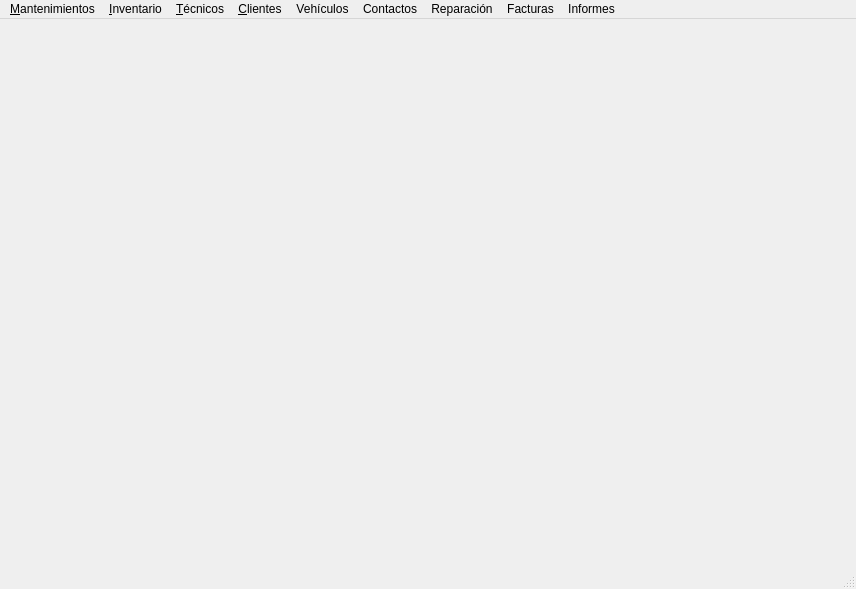
eduardouio/gelvsrm, file aplicacion/plantillas/main_window.ui: the form before one commit.
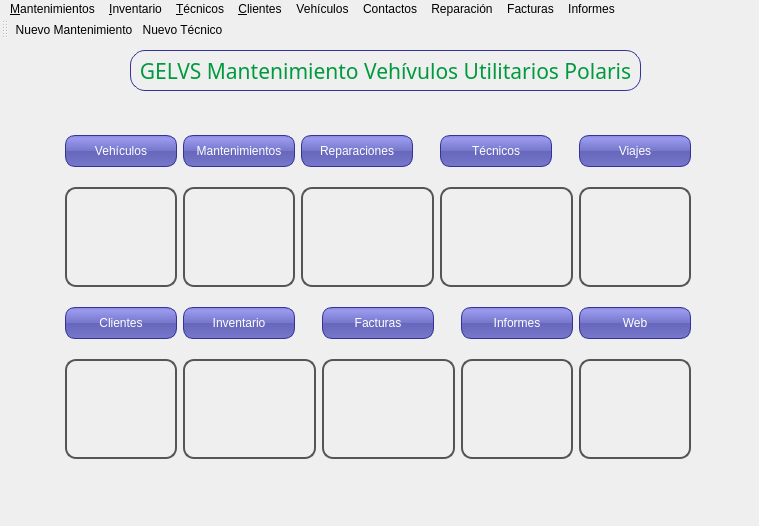
The form after the commit. Icons and pictures are not drawn.

```diff
--- a/aplicacion/plantillas/main_window.ui
+++ b/aplicacion/plantillas/main_window.ui
@@ -1,25 +1,1065 @@
 <?xml version="1.0" encoding="UTF-8"?>
 <ui version="4.0">
- <class>MainWindow</class>
- <widget class="QMainWindow" name="MainWindow">
+ <class>frm_Main</class>
+ <widget class="QMainWindow" name="frm_Main">
+  <property name="windowModality">
+   <enum>Qt::ApplicationModal</enum>
+  </property>
   <property name="geometry">
    <rect>
     <x>0</x>
     <y>0</y>
-    <width>856</width>
-    <height>589</height>
+    <width>759</width>
+    <height>526</height>
    </rect>
   </property>
+  <property name="contextMenuPolicy">
+   <enum>Qt::DefaultContextMenu</enum>
+  </property>
   <property name="windowTitle">
-   <string>MainWindow</string>
+   <string>Mantenimientos Polaris</string>
   </property>
-  <widget class="QWidget" name="centralwidget"/>
+  <property name="windowIcon">
+   <iconset resource="polaris.qrc">
+    <normaloff>:/Icons/icons/amarok.png</normaloff>:/Icons/icons/amarok.png</iconset>
+  </property>
+  <property name="toolTip">
+   <string>&lt;html&gt;&lt;head/&gt;&lt;body&gt;&lt;p&gt;&lt;span style=&quot; font-size:10pt; color:#ffffff;&quot;&gt;Bienvenido al Panel de control de GELVS sistema integrado de control de mantenimiento y reparacion de vehículos utilitarios Polaris Ranger 800&lt;/span&gt;&lt;/p&gt;&lt;/body&gt;&lt;/html&gt;</string>
+  </property>
+  <property name="styleSheet">
+   <string notr="true">border: none;
+background: qlineargradient(x1: 0, y1: 0, x2: 0, y2: 3,
+stop: 0 #a6a6a6, stop: 0.08 #7f7f7f,
+stop: 0.39999 #717171, stop: 0.4 #626262,
+stop: 0.9 #4c4c4c, stop: 1 #333333);</string>
+  </property>
+  <property name="dockNestingEnabled">
+   <bool>false</bool>
+  </property>
+  <widget class="QWidget" name="centralwidget">
+   <widget class="QLabel" name="label_9">
+    <property name="geometry">
+     <rect>
+      <x>130</x>
+      <y>10</y>
+      <width>511</width>
+      <height>41</height>
+     </rect>
+    </property>
+    <property name="maximumSize">
+     <size>
+      <width>16777215</width>
+      <height>60</height>
+     </size>
+    </property>
+    <property name="font">
+     <font>
+      <family>Abyssinica SIL</family>
+      <pointsize>16</pointsize>
+     </font>
+    </property>
+    <property name="styleSheet">
+     <string notr="true">QLabel{
+color: #009a3e;
+background: qradialgradient(cx: 0.3, cy: -0.1,
+fx: 0.3, fy: -0.4,
+radius: 1.35, stop: 0 #fff, stop: 1 #bbb);
+border-width: 1px;
+border-color: #339;
+border-style: solid;
+border-radius: 15;
+padding: 0px;
+}
+
+QLabel:hover {
+color: #e30;
+background: qradialgradient(cx: 0.3, cy: -0.4,
+fx: 0.3, fy: -0.4,
+radius: 1.35, stop: 0 #fff, stop: 1 #bbb);
+border-width: 1px;
+border-color: #339;
+border-style: solid;
+border-radius: 10;
+padding: 0px;
+}
+</string>
+    </property>
+    <property name="text">
+     <string>GELVS Mantenimiento Vehívulos Utilitarios Polaris</string>
+    </property>
+    <property name="alignment">
+     <set>Qt::AlignCenter</set>
+    </property>
+   </widget>
+   <widget class="QWidget" name="layoutWidget">
+    <property name="geometry">
+     <rect>
+      <x>65</x>
+      <y>81</y>
+      <width>626</width>
+      <height>352</height>
+     </rect>
+    </property>
+    <layout class="QGridLayout" name="gridLayout">
+     <item row="0" column="0">
+      <widget class="QLabel" name="label">
+       <property name="minimumSize">
+        <size>
+         <width>112</width>
+         <height>32</height>
+        </size>
+       </property>
+       <property name="styleSheet">
+        <string notr="true">QLabel{
+color: white;
+background-color: QLinearGradient( x1: 0, y1: 0, x2: 0, y2: 1, stop: 0 #88d, stop: 0.1 #99e, stop: 0.49 #77c, stop: 0.5 #66b, stop: 1 #77c);
+border-width: 1px;
+border-color: #339;
+border-style: solid;
+border-radius: 10;
+padding: 0px;
+font-size: 12px;
+padding-left: 5px;
+padding-right: 5px;
+min-width: 100px;
+max-width: 100px;
+min-height: 30px;
+max-height: 30px;
+}
+
+QLabel:hover {
+color: #99d;
+background: qradialgradient(cx: 0.3, cy: -0.4,
+fx: 0.3, fy: -0.4,
+radius: 1.35, stop: 0 #fff, stop: 1 #bbb);
+}
+</string>
+       </property>
+       <property name="frameShadow">
+        <enum>QFrame::Plain</enum>
+       </property>
+       <property name="text">
+        <string>Vehículos</string>
+       </property>
+       <property name="textFormat">
+        <enum>Qt::AutoText</enum>
+       </property>
+       <property name="alignment">
+        <set>Qt::AlignCenter</set>
+       </property>
+      </widget>
+     </item>
+     <item row="0" column="1">
+      <widget class="QLabel" name="label_4">
+       <property name="minimumSize">
+        <size>
+         <width>112</width>
+         <height>32</height>
+        </size>
+       </property>
+       <property name="styleSheet">
+        <string notr="true">QLabel{
+color: white;
+background-color: QLinearGradient( x1: 0, y1: 0, x2: 0, y2: 1, stop: 0 #88d, stop: 0.1 #99e, stop: 0.49 #77c, stop: 0.5 #66b, stop: 1 #77c);
+border-width: 1px;
+border-color: #339;
+border-style: solid;
+border-radius: 10;
+padding: 0px;
+font-size: 12px;
+padding-left: 5px;
+padding-right: 5px;
+min-width: 100px;
+max-width: 100px;
+min-height: 30px;
+max-height: 30px;
+}
+
+QLabel:hover {
+color: #99d;
+background: qradialgradient(cx: 0.3, cy: -0.4,
+fx: 0.3, fy: -0.4,
+radius: 1.35, stop: 0 #fff, stop: 1 #bbb);
+}
+</string>
+       </property>
+       <property name="frameShadow">
+        <enum>QFrame::Plain</enum>
+       </property>
+       <property name="text">
+        <string>Mantenimientos</string>
+       </property>
+       <property name="textFormat">
+        <enum>Qt::AutoText</enum>
+       </property>
+       <property name="alignment">
+        <set>Qt::AlignCenter</set>
+       </property>
+      </widget>
+     </item>
+     <item row="0" column="2" colspan="2">
+      <widget class="QLabel" name="label_3">
+       <property name="minimumSize">
+        <size>
+         <width>112</width>
+         <height>32</height>
+        </size>
+       </property>
+       <property name="styleSheet">
+        <string notr="true">QLabel{
+color: white;
+background-color: QLinearGradient( x1: 0, y1: 0, x2: 0, y2: 1, stop: 0 #88d, stop: 0.1 #99e, stop: 0.49 #77c, stop: 0.5 #66b, stop: 1 #77c);
+border-width: 1px;
+border-color: #339;
+border-style: solid;
+border-radius: 10;
+padding: 0px;
+font-size: 12px;
+padding-left: 5px;
+padding-right: 5px;
+min-width: 100px;
+max-width: 100px;
+min-height: 30px;
+max-height: 30px;
+}
+
+QLabel:hover {
+color: #99d;
+background: qradialgradient(cx: 0.3, cy: -0.4,
+fx: 0.3, fy: -0.4,
+radius: 1.35, stop: 0 #fff, stop: 1 #bbb);
+}
+</string>
+       </property>
+       <property name="frameShadow">
+        <enum>QFrame::Plain</enum>
+       </property>
+       <property name="text">
+        <string>Reparaciones</string>
+       </property>
+       <property name="textFormat">
+        <enum>Qt::AutoText</enum>
+       </property>
+       <property name="alignment">
+        <set>Qt::AlignCenter</set>
+       </property>
+      </widget>
+     </item>
+     <item row="0" column="4" colspan="2">
+      <widget class="QLabel" name="label_2">
+       <property name="minimumSize">
+        <size>
+         <width>112</width>
+         <height>32</height>
+        </size>
+       </property>
+       <property name="styleSheet">
+        <string notr="true">QLabel{
+color: white;
+background-color: QLinearGradient( x1: 0, y1: 0, x2: 0, y2: 1, stop: 0 #88d, stop: 0.1 #99e, stop: 0.49 #77c, stop: 0.5 #66b, stop: 1 #77c);
+border-width: 1px;
+border-color: #339;
+border-style: solid;
+border-radius: 10;
+padding: 0px;
+font-size: 12px;
+padding-left: 5px;
+padding-right: 5px;
+min-width: 100px;
+max-width: 100px;
+min-height: 30px;
+max-height: 30px;
+}
+
+QLabel:hover {
+color: #99d;
+background: qradialgradient(cx: 0.3, cy: -0.4,
+fx: 0.3, fy: -0.4,
+radius: 1.35, stop: 0 #fff, stop: 1 #bbb);
+}
+</string>
+       </property>
+       <property name="frameShadow">
+        <enum>QFrame::Plain</enum>
+       </property>
+       <property name="text">
+        <string>Técnicos</string>
+       </property>
+       <property name="textFormat">
+        <enum>Qt::AutoText</enum>
+       </property>
+       <property name="alignment">
+        <set>Qt::AlignCenter</set>
+       </property>
+      </widget>
+     </item>
+     <item row="0" column="6">
+      <widget class="QLabel" name="label_10">
+       <property name="minimumSize">
+        <size>
+         <width>112</width>
+         <height>32</height>
+        </size>
+       </property>
+       <property name="styleSheet">
+        <string notr="true">QLabel{
+color: white;
+background-color: QLinearGradient( x1: 0, y1: 0, x2: 0, y2: 1, stop: 0 #88d, stop: 0.1 #99e, stop: 0.49 #77c, stop: 0.5 #66b, stop: 1 #77c);
+border-width: 1px;
+border-color: #339;
+border-style: solid;
+border-radius: 10;
+padding: 0px;
+font-size: 12px;
+padding-left: 5px;
+padding-right: 5px;
+min-width: 100px;
+max-width: 100px;
+min-height: 30px;
+max-height: 30px;
+}
+
+QLabel:hover {
+color: #99d;
+background: qradialgradient(cx: 0.3, cy: -0.4,
+fx: 0.3, fy: -0.4,
+radius: 1.35, stop: 0 #fff, stop: 1 #bbb);
+}
+</string>
+       </property>
+       <property name="frameShadow">
+        <enum>QFrame::Plain</enum>
+       </property>
+       <property name="text">
+        <string>Viajes</string>
+       </property>
+       <property name="textFormat">
+        <enum>Qt::AutoText</enum>
+       </property>
+       <property name="alignment">
+        <set>Qt::AlignCenter</set>
+       </property>
+      </widget>
+     </item>
+     <item row="1" column="0">
+      <widget class="QPushButton" name="btn_vehiculos">
+       <property name="minimumSize">
+        <size>
+         <width>94</width>
+         <height>100</height>
+        </size>
+       </property>
+       <property name="styleSheet">
+        <string notr="true">QPushButton {
+color: #333;
+border: 2px solid #555;
+border-radius: 11px;
+padding: 5px;
+background: qradialgradient(cx: 0.3, cy: -0.4,
+fx: 0.3, fy: -0.4,
+radius: 1.35, stop: 0 #fff, stop: 1 #888);
+min-width: 80px;
+}
+
+QPushButton:hover {
+background: qradialgradient(cx: 0.3, cy: -0.4,
+fx: 0.3, fy: -0.4,
+radius: 1.35, stop: 0 #fff, stop: 1 #bbb);
+}
+
+QPushButton:pressed {
+background: qradialgradient(cx: 0.4, cy: -0.1,
+fx: 0.4, fy: -0.1,
+radius: 1.35, stop: 0 #fff, stop: 1 #ddd);
+}</string>
+       </property>
+       <property name="text">
+        <string/>
+       </property>
+       <property name="icon">
+        <iconset resource="polaris.qrc">
+         <normaloff>:/Icons/icons/polaris.png</normaloff>:/Icons/icons/polaris.png</iconset>
+       </property>
+       <property name="iconSize">
+        <size>
+         <width>100</width>
+         <height>100</height>
+        </size>
+       </property>
+      </widget>
+     </item>
+     <item row="1" column="1">
+      <widget class="QPushButton" name="btn_mantenimientos">
+       <property name="minimumSize">
+        <size>
+         <width>94</width>
+         <height>100</height>
+        </size>
+       </property>
+       <property name="styleSheet">
+        <string notr="true">QPushButton {
+color: #333;
+border: 2px solid #555;
+border-radius: 11px;
+padding: 5px;
+background: qradialgradient(cx: 0.3, cy: -0.4,
+fx: 0.3, fy: -0.4,
+radius: 1.35, stop: 0 #fff, stop: 1 #888);
+min-width: 80px;
+}
+
+QPushButton:hover {
+background: qradialgradient(cx: 0.3, cy: -0.4,
+fx: 0.3, fy: -0.4,
+radius: 1.35, stop: 0 #fff, stop: 1 #bbb);
+}
+
+QPushButton:pressed {
+background: qradialgradient(cx: 0.4, cy: -0.1,
+fx: 0.4, fy: -0.1,
+radius: 1.35, stop: 0 #fff, stop: 1 #ddd);
+}</string>
+       </property>
+       <property name="text">
+        <string/>
+       </property>
+       <property name="icon">
+        <iconset resource="polaris.qrc">
+         <normaloff>:/Icons/icons/aceite.png</normaloff>:/Icons/icons/aceite.png</iconset>
+       </property>
+       <property name="iconSize">
+        <size>
+         <width>100</width>
+         <height>100</height>
+        </size>
+       </property>
+      </widget>
+     </item>
+     <item row="1" column="2" colspan="2">
+      <widget class="QPushButton" name="btn_reparaciones">
+       <property name="minimumSize">
+        <size>
+         <width>94</width>
+         <height>100</height>
+        </size>
+       </property>
+       <property name="styleSheet">
+        <string notr="true">QPushButton {
+color: #333;
+border: 2px solid #555;
+border-radius: 11px;
+padding: 5px;
+background: qradialgradient(cx: 0.3, cy: -0.4,
+fx: 0.3, fy: -0.4,
+radius: 1.35, stop: 0 #fff, stop: 1 #888);
+min-width: 80px;
+}
+
+QPushButton:hover {
+background: qradialgradient(cx: 0.3, cy: -0.4,
+fx: 0.3, fy: -0.4,
+radius: 1.35, stop: 0 #fff, stop: 1 #bbb);
+}
+
+QPushButton:pressed {
+background: qradialgradient(cx: 0.4, cy: -0.1,
+fx: 0.4, fy: -0.1,
+radius: 1.35, stop: 0 #fff, stop: 1 #ddd);
+}</string>
+       </property>
+       <property name="text">
+        <string/>
+       </property>
+       <property name="icon">
+        <iconset resource="polaris.qrc">
+         <normaloff>:/Icons/icons/configure.png</normaloff>:/Icons/icons/configure.png</iconset>
+       </property>
+       <property name="iconSize">
+        <size>
+         <width>100</width>
+         <height>100</height>
+        </size>
+       </property>
+      </widget>
+     </item>
+     <item row="1" column="4" colspan="2">
+      <widget class="QPushButton" name="btn_tecnicos">
+       <property name="minimumSize">
+        <size>
+         <width>94</width>
+         <height>100</height>
+        </size>
+       </property>
+       <property name="styleSheet">
+        <string notr="true">QPushButton {
+color: #333;
+border: 2px solid #555;
+border-radius: 11px;
+padding: 5px;
+background: qradialgradient(cx: 0.3, cy: -0.4,
+fx: 0.3, fy: -0.4,
+radius: 1.35, stop: 0 #fff, stop: 1 #888);
+min-width: 80px;
+}
+
+QPushButton:hover {
+background: qradialgradient(cx: 0.3, cy: -0.4,
+fx: 0.3, fy: -0.4,
+radius: 1.35, stop: 0 #fff, stop: 1 #bbb);
+}
+
+QPushButton:pressed {
+background: qradialgradient(cx: 0.4, cy: -0.1,
+fx: 0.4, fy: -0.1,
+radius: 1.35, stop: 0 #fff, stop: 1 #ddd);
+}</string>
+       </property>
+       <property name="text">
+        <string/>
+       </property>
+       <property name="icon">
+        <iconset resource="polaris.qrc">
+         <normaloff>:/Icons/icons/applications_engineering.png</normaloff>:/Icons/icons/applications_engineering.png</iconset>
+       </property>
+       <property name="iconSize">
+        <size>
+         <width>100</width>
+         <height>100</height>
+        </size>
+       </property>
+      </widget>
+     </item>
+     <item row="1" column="6">
+      <widget class="QPushButton" name="btn_viajes">
+       <property name="minimumSize">
+        <size>
+         <width>94</width>
+         <height>100</height>
+        </size>
+       </property>
+       <property name="styleSheet">
+        <string notr="true">QPushButton {
+color: #333;
+border: 2px solid #555;
+border-radius: 11px;
+padding: 5px;
+background: qradialgradient(cx: 0.3, cy: -0.4,
+fx: 0.3, fy: -0.4,
+radius: 1.35, stop: 0 #fff, stop: 1 #888);
+min-width: 80px;
+}
+
+QPushButton:hover {
+background: qradialgradient(cx: 0.3, cy: -0.4,
+fx: 0.3, fy: -0.4,
+radius: 1.35, stop: 0 #fff, stop: 1 #bbb);
+}
+
+QPushButton:pressed {
+background: qradialgradient(cx: 0.4, cy: -0.1,
+fx: 0.4, fy: -0.1,
+radius: 1.35, stop: 0 #fff, stop: 1 #ddd);
+}</string>
+       </property>
+       <property name="text">
+        <string/>
+       </property>
+       <property name="icon">
+        <iconset resource="polaris.qrc">
+         <normaloff>:/Icons/icons/kgeography.png</normaloff>:/Icons/icons/kgeography.png</iconset>
+       </property>
+       <property name="iconSize">
+        <size>
+         <width>100</width>
+         <height>100</height>
+        </size>
+       </property>
+      </widget>
+     </item>
+     <item row="2" column="0">
+      <widget class="QLabel" name="label_5">
+       <property name="minimumSize">
+        <size>
+         <width>112</width>
+         <height>32</height>
+        </size>
+       </property>
+       <property name="styleSheet">
+        <string notr="true">QLabel{
+color: white;
+background-color: QLinearGradient( x1: 0, y1: 0, x2: 0, y2: 1, stop: 0 #88d, stop: 0.1 #99e, stop: 0.49 #77c, stop: 0.5 #66b, stop: 1 #77c);
+border-width: 1px;
+border-color: #339;
+border-style: solid;
+border-radius: 10;
+padding: 0px;
+font-size: 12px;
+padding-left: 5px;
+padding-right: 5px;
+min-width: 100px;
+max-width: 100px;
+min-height: 30px;
+max-height: 30px;
+}
+
+QLabel:hover {
+color: #99d;
+background: qradialgradient(cx: 0.3, cy: -0.4,
+fx: 0.3, fy: -0.4,
+radius: 1.35, stop: 0 #fff, stop: 1 #bbb);
+}
+</string>
+       </property>
+       <property name="frameShadow">
+        <enum>QFrame::Plain</enum>
+       </property>
+       <property name="text">
+        <string>Clientes</string>
+       </property>
+       <property name="textFormat">
+        <enum>Qt::AutoText</enum>
+       </property>
+       <property name="alignment">
+        <set>Qt::AlignCenter</set>
+       </property>
+      </widget>
+     </item>
+     <item row="2" column="1">
+      <widget class="QLabel" name="label_6">
+       <property name="minimumSize">
+        <size>
+         <width>112</width>
+         <height>32</height>
+        </size>
+       </property>
+       <property name="styleSheet">
+        <string notr="true">QLabel{
+color: white;
+background-color: QLinearGradient( x1: 0, y1: 0, x2: 0, y2: 1, stop: 0 #88d, stop: 0.1 #99e, stop: 0.49 #77c, stop: 0.5 #66b, stop: 1 #77c);
+border-width: 1px;
+border-color: #339;
+border-style: solid;
+border-radius: 10;
+padding: 0px;
+font-size: 12px;
+padding-left: 5px;
+padding-right: 5px;
+min-width: 100px;
+max-width: 100px;
+min-height: 30px;
+max-height: 30px;
+}
+
+QLabel:hover {
+color: #99d;
+background: qradialgradient(cx: 0.3, cy: -0.4,
+fx: 0.3, fy: -0.4,
+radius: 1.35, stop: 0 #fff, stop: 1 #bbb);
+}
+</string>
+       </property>
+       <property name="frameShadow">
+        <enum>QFrame::Plain</enum>
+       </property>
+       <property name="text">
+        <string>Inventario</string>
+       </property>
+       <property name="textFormat">
+        <enum>Qt::AutoText</enum>
+       </property>
+       <property name="alignment">
+        <set>Qt::AlignCenter</set>
+       </property>
+      </widget>
+     </item>
+     <item row="2" column="3">
+      <widget class="QLabel" name="label_7">
+       <property name="minimumSize">
+        <size>
+         <width>112</width>
+         <height>32</height>
+        </size>
+       </property>
+       <property name="styleSheet">
+        <string notr="true">QLabel{
+color: white;
+background-color: QLinearGradient( x1: 0, y1: 0, x2: 0, y2: 1, stop: 0 #88d, stop: 0.1 #99e, stop: 0.49 #77c, stop: 0.5 #66b, stop: 1 #77c);
+border-width: 1px;
+border-color: #339;
+border-style: solid;
+border-radius: 10;
+padding: 0px;
+font-size: 12px;
+padding-left: 5px;
+padding-right: 5px;
+min-width: 100px;
+max-width: 100px;
+min-height: 30px;
+max-height: 30px;
+}
+
+QLabel:hover {
+color: #99d;
+background: qradialgradient(cx: 0.3, cy: -0.4,
+fx: 0.3, fy: -0.4,
+radius: 1.35, stop: 0 #fff, stop: 1 #bbb);
+}
+</string>
+       </property>
+       <property name="frameShadow">
+        <enum>QFrame::Plain</enum>
+       </property>
+       <property name="text">
+        <string>Facturas</string>
+       </property>
+       <property name="textFormat">
+        <enum>Qt::AutoText</enum>
+       </property>
+       <property name="alignment">
+        <set>Qt::AlignCenter</set>
+       </property>
+      </widget>
+     </item>
+     <item row="2" column="5">
+      <widget class="QLabel" name="label_8">
+       <property name="minimumSize">
+        <size>
+         <width>112</width>
+         <height>32</height>
+        </size>
+       </property>
+       <property name="styleSheet">
+        <string notr="true">QLabel{
+color: white;
+background-color: QLinearGradient( x1: 0, y1: 0, x2: 0, y2: 1, stop: 0 #88d, stop: 0.1 #99e, stop: 0.49 #77c, stop: 0.5 #66b, stop: 1 #77c);
+border-width: 1px;
+border-color: #339;
+border-style: solid;
+border-radius: 10;
+padding: 0px;
+font-size: 12px;
+padding-left: 5px;
+padding-right: 5px;
+min-width: 100px;
+max-width: 100px;
+min-height: 30px;
+max-height: 30px;
+}
+
+QLabel:hover {
+color: #99d;
+background: qradialgradient(cx: 0.3, cy: -0.4,
+fx: 0.3, fy: -0.4,
+radius: 1.35, stop: 0 #fff, stop: 1 #bbb);
+}
+</string>
+       </property>
+       <property name="frameShadow">
+        <enum>QFrame::Plain</enum>
+       </property>
+       <property name="text">
+        <string>Informes</string>
+       </property>
+       <property name="textFormat">
+        <enum>Qt::AutoText</enum>
+       </property>
+       <property name="alignment">
+        <set>Qt::AlignCenter</set>
+       </property>
+      </widget>
+     </item>
+     <item row="3" column="0">
+      <widget class="QPushButton" name="btn_clientes">
+       <property name="minimumSize">
+        <size>
+         <width>94</width>
+         <height>100</height>
+        </size>
+       </property>
+       <property name="styleSheet">
+        <string notr="true">QPushButton {
+color: #333;
+border: 2px solid #555;
+border-radius: 11px;
+padding: 5px;
+background: qradialgradient(cx: 0.3, cy: -0.4,
+fx: 0.3, fy: -0.4,
+radius: 1.35, stop: 0 #fff, stop: 1 #888);
+min-width: 80px;
+}
+
+QPushButton:hover {
+background: qradialgradient(cx: 0.3, cy: -0.4,
+fx: 0.3, fy: -0.4,
+radius: 1.35, stop: 0 #fff, stop: 1 #bbb);
+}
+
+QPushButton:pressed {
+background: qradialgradient(cx: 0.4, cy: -0.1,
+fx: 0.4, fy: -0.1,
+radius: 1.35, stop: 0 #fff, stop: 1 #ddd);
+}</string>
+       </property>
+       <property name="text">
+        <string/>
+       </property>
+       <property name="icon">
+        <iconset resource="polaris.qrc">
+         <normaloff>:/Icons/icons/kdmconfig.png</normaloff>:/Icons/icons/kdmconfig.png</iconset>
+       </property>
+       <property name="iconSize">
+        <size>
+         <width>100</width>
+         <height>100</height>
+        </size>
+       </property>
+      </widget>
+     </item>
+     <item row="3" column="1" colspan="2">
+      <widget class="QPushButton" name="btn_invemtario">
+       <property name="minimumSize">
+        <size>
+         <width>94</width>
+         <height>100</height>
+        </size>
+       </property>
+       <property name="styleSheet">
+        <string notr="true">QPushButton {
+color: #333;
+border: 2px solid #555;
+border-radius: 11px;
+padding: 5px;
+background: qradialgradient(cx: 0.3, cy: -0.4,
+fx: 0.3, fy: -0.4,
+radius: 1.35, stop: 0 #fff, stop: 1 #888);
+min-width: 80px;
+}
+
+QPushButton:hover {
+background: qradialgradient(cx: 0.3, cy: -0.4,
+fx: 0.3, fy: -0.4,
+radius: 1.35, stop: 0 #fff, stop: 1 #bbb);
+}
+
+QPushButton:pressed {
+background: qradialgradient(cx: 0.4, cy: -0.1,
+fx: 0.4, fy: -0.1,
+radius: 1.35, stop: 0 #fff, stop: 1 #ddd);
+}</string>
+       </property>
+       <property name="text">
+        <string/>
+       </property>
+       <property name="icon">
+        <iconset resource="polaris.qrc">
+         <normaloff>:/Icons/icons/view_pim_tasks.png</normaloff>:/Icons/icons/view_pim_tasks.png</iconset>
+       </property>
+       <property name="iconSize">
+        <size>
+         <width>110</width>
+         <height>100</height>
+        </size>
+       </property>
+      </widget>
+     </item>
+     <item row="3" column="3" colspan="2">
+      <widget class="QPushButton" name="btn_facturas">
+       <property name="minimumSize">
+        <size>
+         <width>94</width>
+         <height>100</height>
+        </size>
+       </property>
+       <property name="styleSheet">
+        <string notr="true">QPushButton {
+color: #333;
+border: 2px solid #555;
+border-radius: 11px;
+padding: 5px;
+background: qradialgradient(cx: 0.3, cy: -0.4,
+fx: 0.3, fy: -0.4,
+radius: 1.35, stop: 0 #fff, stop: 1 #888);
+min-width: 80px;
+}
+
+QPushButton:hover {
+background: qradialgradient(cx: 0.3, cy: -0.4,
+fx: 0.3, fy: -0.4,
+radius: 1.35, stop: 0 #fff, stop: 1 #bbb);
+}
+
+QPushButton:pressed {
+background: qradialgradient(cx: 0.4, cy: -0.1,
+fx: 0.4, fy: -0.1,
+radius: 1.35, stop: 0 #fff, stop: 1 #ddd);
+}</string>
+       </property>
+       <property name="text">
+        <string/>
+       </property>
+       <property name="icon">
+        <iconset resource="polaris.qrc">
+         <normaloff>:/Icons/icons/klipper.png</normaloff>:/Icons/icons/klipper.png</iconset>
+       </property>
+       <property name="iconSize">
+        <size>
+         <width>100</width>
+         <height>100</height>
+        </size>
+       </property>
+      </widget>
+     </item>
+     <item row="3" column="5">
+      <widget class="QPushButton" name="btn_informes">
+       <property name="minimumSize">
+        <size>
+         <width>94</width>
+         <height>100</height>
+        </size>
+       </property>
+       <property name="styleSheet">
+        <string notr="true">QPushButton {
+color: #333;
+border: 2px solid #555;
+border-radius: 11px;
+padding: 5px;
+background: qradialgradient(cx: 0.3, cy: -0.4,
+fx: 0.3, fy: -0.4,
+radius: 1.35, stop: 0 #fff, stop: 1 #888);
+min-width: 80px;
+}
+
+QPushButton:hover {
+background: qradialgradient(cx: 0.3, cy: -0.4,
+fx: 0.3, fy: -0.4,
+radius: 1.35, stop: 0 #fff, stop: 1 #bbb);
+}
+
+QPushButton:pressed {
+background: qradialgradient(cx: 0.4, cy: -0.1,
+fx: 0.4, fy: -0.1,
+radius: 1.35, stop: 0 #fff, stop: 1 #ddd);
+}</string>
+       </property>
+       <property name="text">
+        <string/>
+       </property>
+       <property name="icon">
+        <iconset resource="polaris.qrc">
+         <normaloff>:/Icons/icons/kchart.png</normaloff>:/Icons/icons/kchart.png</iconset>
+       </property>
+       <property name="iconSize">
+        <size>
+         <width>100</width>
+         <height>100</height>
+        </size>
+       </property>
+      </widget>
+     </item>
+     <item row="3" column="6">
+      <widget class="QPushButton" name="btn_viajes_2">
+       <property name="minimumSize">
+        <size>
+         <width>94</width>
+         <height>100</height>
+        </size>
+       </property>
+       <property name="styleSheet">
+        <string notr="true">QPushButton {
+color: #333;
+border: 2px solid #555;
+border-radius: 11px;
+padding: 5px;
+background: qradialgradient(cx: 0.3, cy: -0.4,
+fx: 0.3, fy: -0.4,
+radius: 1.35, stop: 0 #fff, stop: 1 #888);
+min-width: 80px;
+}
+
+QPushButton:hover {
+background: qradialgradient(cx: 0.3, cy: -0.4,
+fx: 0.3, fy: -0.4,
+radius: 1.35, stop: 0 #fff, stop: 1 #bbb);
+}
+
+QPushButton:pressed {
+background: qradialgradient(cx: 0.4, cy: -0.1,
+fx: 0.4, fy: -0.1,
+radius: 1.35, stop: 0 #fff, stop: 1 #ddd);
+}</string>
+       </property>
+       <property name="text">
+        <string/>
+       </property>
+       <property name="icon">
+        <iconset resource="polaris.qrc">
+         <normaloff>:/Icons/icons/applications_internet.png</normaloff>:/Icons/icons/applications_internet.png</iconset>
+       </property>
+       <property name="iconSize">
+        <size>
+         <width>100</width>
+         <height>100</height>
+        </size>
+       </property>
+      </widget>
+     </item>
+     <item row="2" column="6">
+      <widget class="QLabel" name="label_11">
+       <property name="minimumSize">
+        <size>
+         <width>112</width>
+         <height>32</height>
+        </size>
+       </property>
+       <property name="styleSheet">
+        <string notr="true">QLabel{
+color: white;
+background-color: QLinearGradient( x1: 0, y1: 0, x2: 0, y2: 1, stop: 0 #88d, stop: 0.1 #99e, stop: 0.49 #77c, stop: 0.5 #66b, stop: 1 #77c);
+border-width: 1px;
+border-color: #339;
+border-style: solid;
+border-radius: 10;
+padding: 0px;
+font-size: 12px;
+padding-left: 5px;
+padding-right: 5px;
+min-width: 100px;
+max-width: 100px;
+min-height: 30px;
+max-height: 30px;
+}
+
+QLabel:hover {
+color: #99d;
+background: qradialgradient(cx: 0.3, cy: -0.4,
+fx: 0.3, fy: -0.4,
+radius: 1.35, stop: 0 #fff, stop: 1 #bbb);
+}
+</string>
+       </property>
+       <property name="frameShadow">
+        <enum>QFrame::Plain</enum>
+       </property>
+       <property name="text">
+        <string>Web</string>
+       </property>
+       <property name="textFormat">
+        <enum>Qt::AutoText</enum>
+       </property>
+       <property name="alignment">
+        <set>Qt::AlignCenter</set>
+       </property>
+      </widget>
+     </item>
+    </layout>
+   </widget>
+  </widget>
   <widget class="QMenuBar" name="menubar">
    <property name="geometry">
     <rect>
      <x>0</x>
      <y>0</y>
-     <width>856</width>
+     <width>759</width>
      <height>25</height>
     </rect>
    </property>
@@ -28,17 +1068,17 @@
      <string>&amp;Mantenimientos</string>
     </property>
     <addaction name="actionNuevo_Mantenimiento"/>
-    <addaction name="actionBuscar_Mantenimiento"/>
-    <addaction name="actionListar_Mantenimientos"/>
+    <addaction name="actionListar_Mantenimiento"/>
+    <addaction name="actionBuscar_Mantenimientos"/>
    </widget>
    <widget class="QMenu" name="menu_Inventario">
     <property name="title">
      <string>&amp;Inventario</string>
     </property>
-    <addaction name="actionListar_Inventario"/>
+    <addaction name="actionCrear_Inventario"/>
     <addaction name="actionStock_Inventario"/>
-    <addaction name="actionNuevo_Ingreso"/>
-    <addaction name="actionIng_reso_Compra"/>
+    <addaction name="actionListar_inventario"/>
+    <addaction name="actionIngreso_compra"/>
     <addaction name="actionSalidas_Inventario"/>
     <addaction name="actionEntradas_Inventario"/>
    </widget>
@@ -46,16 +1086,16 @@
     <property name="title">
      <string>&amp;Técnicos</string>
     </property>
-    <addaction name="actionNuevo_Em_pleado"/>
-    <addaction name="actionBu_sucar_T_cnico"/>
-    <addaction name="actionBuscar_T_cnico"/>
+    <addaction name="actionNuevo_Tecnico"/>
+    <addaction name="actionListar_tecnico"/>
+    <addaction name="actionBuscar_tecnico"/>
    </widget>
    <widget class="QMenu" name="menuClientes">
     <property name="title">
      <string>&amp;Clientes</string>
     </property>
-    <addaction name="actionNuvo_C_liente"/>
-    <addaction name="actionListar_Cli_entes"/>
+    <addaction name="actionCrear_cliente"/>
+    <addaction name="actionListar_clientes"/>
     <addaction name="actionBuscar_Cliente"/>
    </widget>
    <widget class="QMenu" name="menuVeh_culos">
@@ -113,70 +1153,174 @@
    <addaction name="menuInformes"/>
   </widget>
   <widget class="QStatusBar" name="statusbar"/>
+  <widget class="QToolBar" name="toolBar">
+   <property name="windowTitle">
+    <string>toolBar</string>
+   </property>
+   <attribute name="toolBarArea">
+    <enum>TopToolBarArea</enum>
+   </attribute>
+   <attribute name="toolBarBreak">
+    <bool>false</bool>
+   </attribute>
+   <addaction name="actionNuevo_Mantenimiento"/>
+   <addaction name="actionNuevo_Tecnico"/>
+  </widget>
   <action name="actionNuevo_Mantenimiento">
+   <property name="icon">
+    <iconset resource="polaris.qrc">
+     <normaloff>:/Icons/icons/filenew.png</normaloff>:/Icons/icons/filenew.png</iconset>
+   </property>
    <property name="text">
-    <string>&amp;Nuevo Mantenimiento</string>
+    <string>Nuevo &amp;Mantenimiento</string>
    </property>
+   <property name="shortcut">
+    <string>Ctrl+M</string>
+   </property>
   </action>
-  <action name="actionBuscar_Mantenimiento">
+  <action name="actionListar_Mantenimiento">
+   <property name="icon">
+    <iconset resource="polaris.qrc">
+     <normaloff>:/Icons/icons/format_list_ordered.png</normaloff>:/Icons/icons/format_list_ordered.png</iconset>
+   </property>
    <property name="text">
-    <string>Listar Mantenimientos</string>
+    <string>Listar Man&amp;tenimientos</string>
    </property>
+   <property name="shortcut">
+    <string>Ctrl+Shift+M</string>
+   </property>
   </action>
-  <action name="actionListar_Mantenimientos">
+  <action name="actionBuscar_Mantenimientos">
+   <property name="icon">
+    <iconset resource="polaris.qrc">
+     <normaloff>:/Icons/icons/find.png</normaloff>:/Icons/icons/find.png</iconset>
+   </property>
    <property name="text">
     <string>&amp;Buscar Mantenimientos</string>
    </property>
+   <property name="shortcut">
+    <string>Ctrl+Alt+Shift+M</string>
+   </property>
   </action>
-  <action name="actionListar_Inventario">
+  <action name="actionCrear_Inventario">
+   <property name="icon">
+    <iconset resource="polaris.qrc">
+     <normaloff>:/Icons/icons/filenew.png</normaloff>:/Icons/icons/filenew.png</iconset>
+   </property>
    <property name="text">
     <string>Nuevo Producto/Servicio</string>
    </property>
+   <property name="shortcut">
+    <string>Ctrl+I</string>
+   </property>
   </action>
   <action name="actionStock_Inventario">
+   <property name="icon">
+    <iconset resource="polaris.qrc">
+     <normaloff>:/Icons/icons/view_pim_tasks.png</normaloff>:/Icons/icons/view_pim_tasks.png</iconset>
+   </property>
    <property name="text">
     <string>&amp;Stock Inventario</string>
    </property>
+   <property name="shortcut">
+    <string>Ctrl+Shift+S</string>
+   </property>
   </action>
-  <action name="actionNuevo_Ingreso">
+  <action name="actionListar_inventario">
+   <property name="icon">
+    <iconset resource="polaris.qrc">
+     <normaloff>:/Icons/icons/format_list_ordered.png</normaloff>:/Icons/icons/format_list_ordered.png</iconset>
+   </property>
    <property name="text">
     <string>Listado Inventario</string>
    </property>
+   <property name="shortcut">
+    <string>Ctrl+Shift+I</string>
+   </property>
   </action>
-  <action name="actionNuevo_Em_pleado">
+  <action name="actionNuevo_Tecnico">
+   <property name="icon">
+    <iconset resource="polaris.qrc">
+     <normaloff>:/Icons/icons/applications_engineering.png</normaloff>:/Icons/icons/applications_engineering.png</iconset>
+   </property>
    <property name="text">
     <string>Nuevo Técni&amp;co</string>
    </property>
+   <property name="shortcut">
+    <string>Ctrl+T</string>
+   </property>
   </action>
-  <action name="actionBu_sucar_T_cnico">
+  <action name="actionListar_tecnico">
+   <property name="icon">
+    <iconset resource="polaris.qrc">
+     <normaloff>:/Icons/icons/kdmconfig.png</normaloff>:/Icons/icons/kdmconfig.png</iconset>
+   </property>
    <property name="text">
     <string>Listar Técnico</string>
    </property>
+   <property name="shortcut">
+    <string>Ctrl+Shift+T</string>
+   </property>
   </action>
-  <action name="actionNuvo_C_liente">
+  <action name="actionCrear_cliente">
+   <property name="icon">
+    <iconset resource="polaris.qrc">
+     <normaloff>:/Icons/icons/personal.png</normaloff>:/Icons/icons/personal.png</iconset>
+   </property>
    <property name="text">
-    <string>Nuevo C&amp;liente</string>
+    <string>Crear C&amp;liente</string>
+   </property>
+   <property name="shortcut">
+    <string>Ctrl+C</string>
    </property>
   </action>
-  <action name="actionListar_Cli_entes">
+  <action name="actionListar_clientes">
+   <property name="icon">
+    <iconset resource="polaris.qrc">
+     <normaloff>:/Icons/icons/format_list_ordered.png</normaloff>:/Icons/icons/format_list_ordered.png</iconset>
+   </property>
    <property name="text">
     <string>Listar Cli&amp;entes</string>
    </property>
+   <property name="shortcut">
+    <string>Ctrl+Shift+C</string>
+   </property>
   </action>
-  <action name="actionBuscar_T_cnico">
+  <action name="actionBuscar_tecnico">
+   <property name="icon">
+    <iconset resource="polaris.qrc">
+     <normaloff>:/Icons/icons/find.png</normaloff>:/Icons/icons/find.png</iconset>
+   </property>
    <property name="text">
     <string>Buscar Técnico</string>
    </property>
+   <property name="shortcut">
+    <string>Ctrl+Alt+Shift+T</string>
+   </property>
   </action>
-  <action name="actionIng_reso_Compra">
+  <action name="actionIngreso_compra">
+   <property name="icon">
+    <iconset resource="polaris.qrc">
+     <normaloff>:/Icons/icons/compras.png</normaloff>:/Icons/icons/compras.png</iconset>
+   </property>
    <property name="text">
     <string>Ing&amp;reso Compra</string>
    </property>
+   <property name="shortcut">
+    <string>Ctrl+B</string>
+   </property>
   </action>
   <action name="actionSalidas_Inventario">
+   <property name="icon">
+    <iconset resource="polaris.qrc">
+     <normaloff>:/Icons/icons/stock.png</normaloff>:/Icons/icons/stock.png</iconset>
+   </property>
    <property name="text">
     <string>Salidas Inventario</string>
    </property>
+   <property name="shortcut">
+    <string>Ctrl+Alt+Shift+S</string>
+   </property>
   </action>
   <action name="actionEntradas_Inventario">
    <property name="text">
```
Left out of the diff: 17 changed lines with no effect on the pictures.
